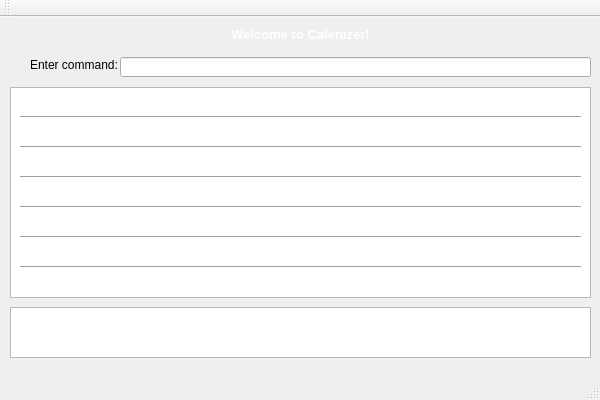
Before: the Qt Designer form CalenizerGUI/calenizergui.ui in tanshuyan/cs2103jan2014-f12-4c, drawn with Qt 5.
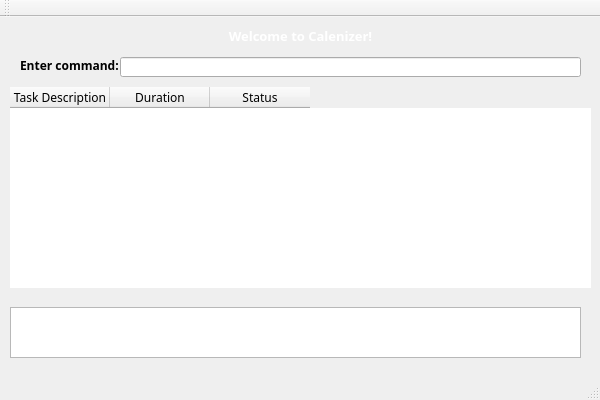
After: the same form once the commit is applied.

Diff of the .ui file:
```diff
--- a/CalenizerGUI/calenizergui.ui
+++ b/CalenizerGUI/calenizergui.ui
@@ -17,12 +17,20 @@
    <widget class="QLabel" name="label">
     <property name="geometry">
      <rect>
-      <x>30</x>
+      <x>20</x>
       <y>40</y>
       <width>101</width>
       <height>16</height>
      </rect>
     </property>
+    <property name="font">
+     <font>
+      <family>Malgun Gothic</family>
+      <pointsize>9</pointsize>
+      <weight>75</weight>
+      <bold>true</bold>
+     </font>
+    </property>
     <property name="text">
      <string>Enter command:</string>
     </property>
@@ -32,35 +40,29 @@
      <rect>
       <x>120</x>
       <y>40</y>
-      <width>471</width>
+      <width>461</width>
       <height>20</height>
      </rect>
     </property>
+    <property name="font">
+     <font>
+      <family>Malgun Gothic</family>
+     </font>
+    </property>
    </widget>
    <widget class="QTextEdit" name="textEdit">
     <property name="geometry">
      <rect>
       <x>10</x>
       <y>290</y>
-      <width>581</width>
+      <width>571</width>
       <height>51</height>
      </rect>
     </property>
-   </widget>
-   <widget class="QTextEdit" name="textEdit_2">
-    <property name="geometry">
-     <rect>
-      <x>10</x>
-      <y>70</y>
-      <width>581</width>
-      <height>211</height>
-     </rect>
-    </property>
-    <property name="frameShadow">
-     <enum>QFrame::Sunken</enum>
-    </property>
-    <property name="lineWidth">
-     <number>7</number>
+    <property name="font">
+     <font>
+      <family>Malgun Gothic</family>
+     </font>
     </property>
    </widget>
    <widget class="QLabel" name="label_2">
@@ -72,87 +74,59 @@
       <height>16</height>
      </rect>
     </property>
+    <property name="font">
+     <font>
+      <family>Malgun Gothic</family>
+      <pointsize>10</pointsize>
+     </font>
+    </property>
     <property name="text">
      <string>&lt;html&gt;&lt;head/&gt;&lt;body&gt;&lt;p align=&quot;center&quot;&gt;&lt;span style=&quot; font-size:10pt; font-weight:600; color:#ffffff;&quot;&gt;Welcome to Calenizer!&lt;/span&gt;&lt;/p&gt;&lt;/body&gt;&lt;/html&gt;</string>
     </property>
    </widget>
-   <widget class="Line" name="line">
+   <widget class="QTableWidget" name="tableWidget">
     <property name="geometry">
      <rect>
-      <x>20</x>
-      <y>90</y>
-      <width>561</width>
-      <height>20</height>
+      <x>10</x>
+      <y>70</y>
+      <width>581</width>
+      <height>201</height>
      </rect>
     </property>
-    <property name="orientation">
-     <enum>Qt::Horizontal</enum>
+    <property name="font">
+     <font>
+      <family>Malgun Gothic</family>
+      <weight>50</weight>
+      <bold>false</bold>
+     </font>
     </property>
-   </widget>
-   <widget class="Line" name="line_2">
-    <property name="geometry">
-     <rect>
-      <x>20</x>
-      <y>120</y>
-      <width>561</width>
-      <height>20</height>
-     </rect>
+    <property name="frameShape">
+     <enum>QFrame::NoFrame</enum>
     </property>
-    <property name="orientation">
-     <enum>Qt::Horizontal</enum>
+    <property name="frameShadow">
+     <enum>QFrame::Sunken</enum>
     </property>
-   </widget>
-   <widget class="Line" name="line_3">
-    <property name="geometry">
-     <rect>
-      <x>20</x>
-      <y>150</y>
-      <width>561</width>
-      <height>20</height>
-     </rect>
+    <property name="rowCount">
+     <number>0</number>
     </property>
-    <property name="orientation">
-     <enum>Qt::Horizontal</enum>
+    <property name="columnCount">
+     <number>3</number>
     </property>
-   </widget>
-   <widget class="Line" name="line_4">
-    <property name="geometry">
-     <rect>
-      <x>20</x>
-      <y>180</y>
-      <width>561</width>
-      <height>20</height>
-     </rect>
-    </property>
-    <property name="orientation">
-     <enum>Qt::Horizontal</enum>
-    </property>
-   </widget>
-   <widget class="Line" name="line_5">
-    <property name="geometry">
-     <rect>
-      <x>20</x>
-      <y>210</y>
-      <width>561</width>
-      <height>20</height>
-     </rect>
-    </property>
-    <property name="orientation">
-     <enum>Qt::Horizontal</enum>
-    </property>
-   </widget>
-   <widget class="Line" name="line_6">
-    <property name="geometry">
-     <rect>
-      <x>20</x>
-      <y>240</y>
-      <width>561</width>
-      <height>20</height>
-     </rect>
-    </property>
-    <property name="orientation">
-     <enum>Qt::Horizontal</enum>
-    </property>
+    <column>
+     <property name="text">
+      <string>Task Description</string>
+     </property>
+    </column>
+    <column>
+     <property name="text">
+      <string>Duration</string>
+     </property>
+    </column>
+    <column>
+     <property name="text">
+      <string>Status</string>
+     </property>
+    </column>
    </widget>
   </widget>
   <widget class="QMenuBar" name="menuBar">
```
Left out of the diff: 16 changed lines with no effect on the pictures.
